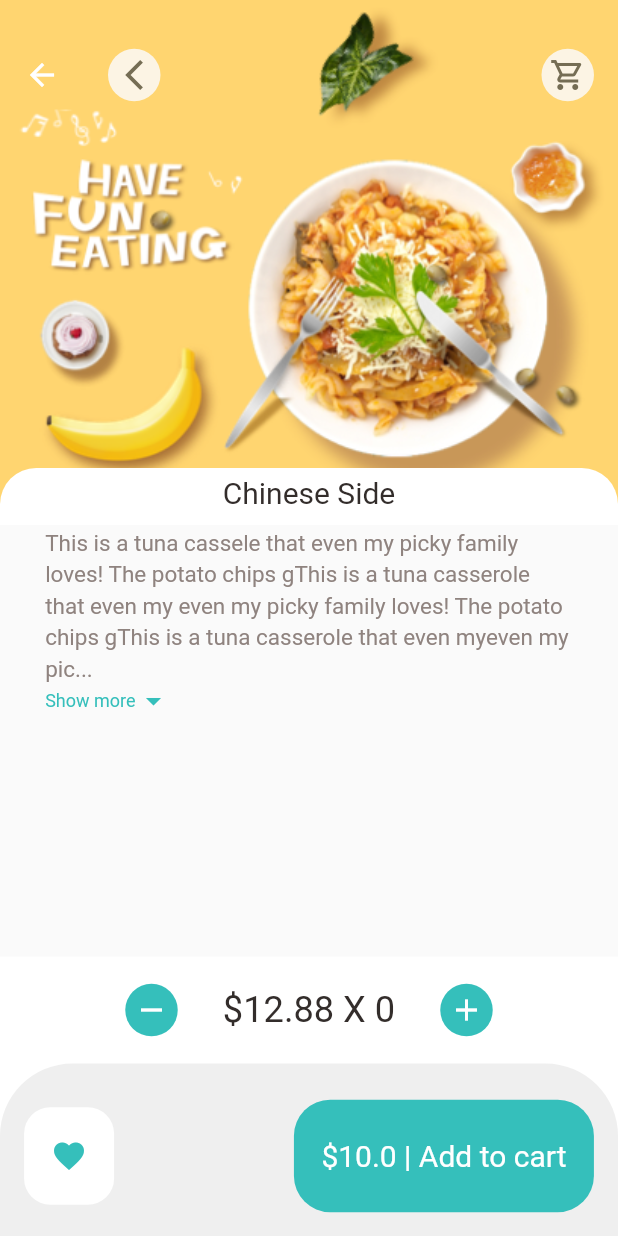
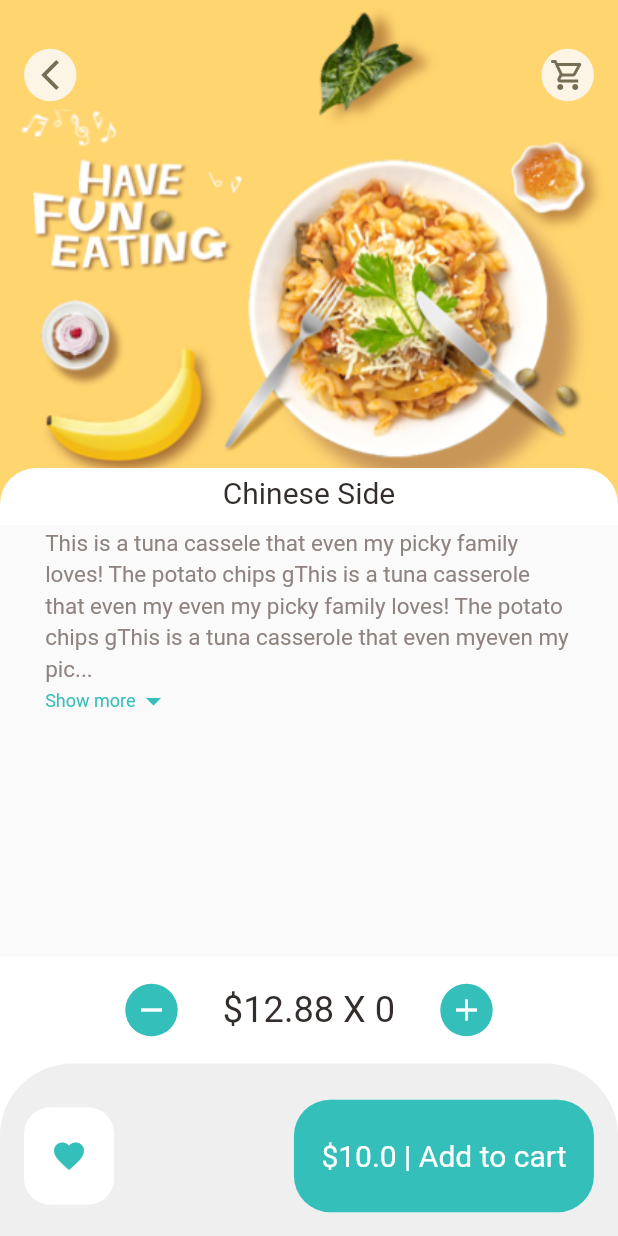
Before and after one commit to Kanchanamkl/E-CommerceApp-, a Flutter app: the RecommendedFoodDetails screen opened directly, on a phone screen of 412 x 824 dp. Run offline on Flutter 3.47's test engine with Material 2 defaults, Android fonts, the phone set to English and light mode, and no system bars; our stand-ins replace dots_indicator, get; network calls fail.

Commit message:
updated route_helper.dart- created routes between food body , recommended_Fo and popular_Fo. updated popular_food_detail.dart - update with dynamic values form controllers

```diff
--- a/lib/pages/food/recomended_food_detail.dart
+++ b/lib/pages/food/recommended_food_detail.dart
@@ -4,6 +4,7 @@ import 'package:flutter/material.dart';
 import 'package:get/get.dart';
 import 'package:get/get_core/src/get_main.dart';
 
+import '../../routes/route_helper.dart';
 import '../../utils/colors.dart';
 import '../../widgets/app_icon.dart';
 import '../../widgets/big_text.dart';
@@ -18,12 +19,17 @@ class RecommendedFoodDetails extends StatelessWidget {
     return Scaffold(
       body: CustomScrollView(slivers: [
         SliverAppBar(
+          automaticallyImplyLeading: false,
             toolbarHeight: 100,
             title:Row(
               mainAxisAlignment: MainAxisAlignment.spaceBetween,
 
               children:  [
-                AppIcon(icon: Icons.arrow_back_ios_new),
+                GestureDetector(
+                  onTap: (){
+                    Get.toNamed(RouteHelper.getInitial());
+          },
+                    child: AppIcon(icon: Icons.arrow_back_ios_new)),
                 AppIcon(icon: Icons.shopping_cart_outlined)
 
               ],
--- a/lib/routes/route_helper.dart
+++ b/lib/routes/route_helper.dart
@@ -1,20 +1,37 @@
+import 'package:get/get.dart';
+import 'package:get/get_core/src/get_main.dart';
 import 'package:get/get_navigation/src/routes/get_route.dart';
+import 'package:get/get_navigation/src/routes/transitions_type.dart';
 
 import '../pages/food/popular_food_detail.dart';
+import '../pages/food/recommended_food_detail.dart';
 import '../pages/home/main_food_page.dart';
 
 class RouteHelper{
-  static const String initiate = "/";
-  static const String popularFood = "popular-food";
+  static const String initial = "/";
+  static const String popularFood = "/popular-food";
+  static const String recommendedFood = "/recommended-food";
 
-  static String getPopularFood()=>'$popularFood';
+  static String getInitial()=>'$initial';
+  static String getPopularFood(int pageId)=>'$popularFood?pageId=$pageId';
+
+  static String getRecommendedFood()=>'$recommendedFood';
 
   static List<GetPage> routes=[
     GetPage(name: "/", page:()=>MainFoodPage()),
     GetPage(name: popularFood, page:(){
-      return PopularFoodDetails();
-
-    }),
+      var pageId= Get.parameters['pageId'];
+      print("Popular_Food_Page get called");
+      return PopularFoodDetails(pagedId:int.parse(pageId!));
+    },
+      transition: Transition.fadeIn
+    ),
+    GetPage(name: recommendedFood, page:(){
+      print("Recommended_Food_Page get called");
+      return RecommendedFoodDetails();
+    },
+        transition: Transition.leftToRightWithFade
+    ),
 
     //   return PopularFoodDetails();
 
--- a/lib/widgets/app_column.dart
+++ b/lib/widgets/app_column.dart
@@ -8,7 +8,8 @@ import 'big_text.dart';
 import 'icon_and_text_widget.dart';
 
 class AppColumn extends StatelessWidget {
-  const AppColumn({Key? key}) : super(key: key);
+  String text;
+   AppColumn({Key? key , required this.text}) : super(key: key);
 
   @override
   Widget build(BuildContext context) {
@@ -18,7 +19,7 @@ class AppColumn extends StatelessWidget {
             crossAxisAlignment:CrossAxisAlignment.start,
             children:[
               SizedBox(height: Dimensions.height20),
-              BigText(text: "Chinese Side" , size: 26 ),
+              BigText(text: text , size: 26 ),
               SizedBox(height: Dimensions.height10),
               Row(
                   children:[
```
Also changed, not shown: lib/main.dart (+4 -3 lines), lib/pages/food/popular_food_detail.dart (+14 -7 lines), lib/pages/home/food_page_body.dart (+9 -9 lines).
